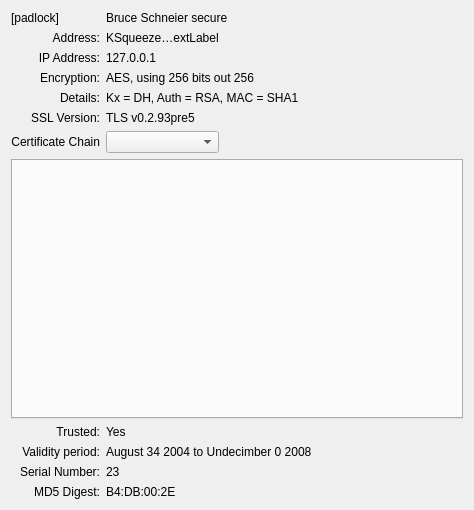
KDE/kdelibs, file kio/kssl/sslinfo.ui: the form before one commit.
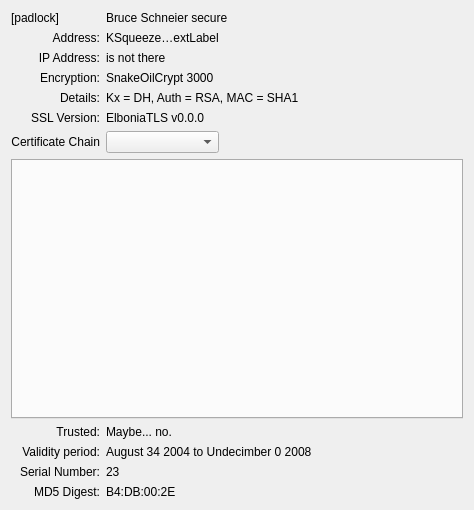
The form after the commit. Custom widgets are drawn as their Qt base class.

Commit message: - use more nonsensical default texts in SSL info dialog to make it harder to   miss that they are not the real information. - only a Close button, not OK and Cancel. closes... BUG: 180232

What changed in the file:
```diff
--- a/kio/kssl/sslinfo.ui
+++ b/kio/kssl/sslinfo.ui
@@ -54,7 +54,7 @@
    <item row="2" column="1" >
     <widget class="QLabel" name="ip" >
      <property name="text" >
-      <string comment="KDE::DoNotExtract" >127.0.0.1</string>
+      <string comment="KDE::DoNotExtract" >is not there</string>
      </property>
     </widget>
    </item>
@@ -71,7 +71,7 @@
    <item row="3" column="1" colspan="2" >
     <widget class="QLabel" name="encryption" >
      <property name="text" >
-      <string comment="KDE::DoNotExtract" >AES, using 256 bits out 256</string>
+      <string comment="KDE::DoNotExtract" >SnakeOilCrypt 3000</string>
      </property>
     </widget>
    </item>
@@ -105,7 +105,7 @@
    <item row="5" column="1" >
     <widget class="QLabel" name="sslVersion" >
      <property name="text" >
-      <string comment="KDE::DoNotExtract" >TLS v0.2.93pre5</string>
+      <string comment="KDE::DoNotExtract" >ElboniaTLS v0.0.0</string>
      </property>
     </widget>
    </item>
@@ -151,7 +151,7 @@
    <item row="8" column="1" >
     <widget class="QLabel" name="trusted" >
      <property name="text" >
-      <string comment="KDE::DoNotExtract" >Yes</string>
+      <string comment="KDE::DoNotExtract" >Maybe... no.</string>
      </property>
     </widget>
    </item>
```
The commit also changes 1 other file.
